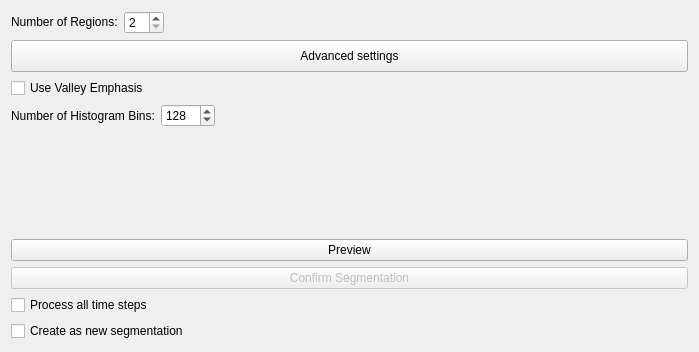
MITK/MITK, file Modules/SegmentationUI/Qmitk/QmitkOtsuToolWidgetControls.ui: the form before one commit.
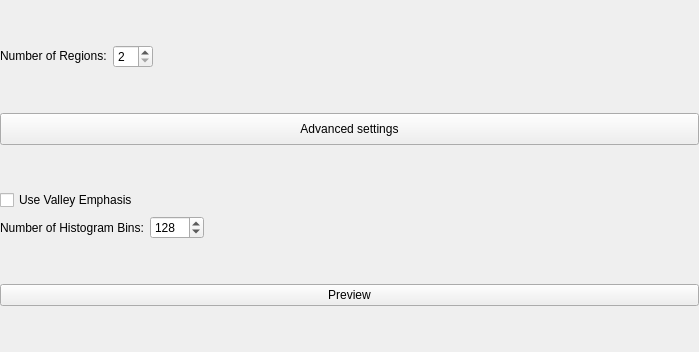
The form after the commit. Custom widgets are drawn as their Qt base class.

Commit message: Refactored QmitkOtsuTool3DGUI to use QmitkAutoMLSegmentationToolGUIBase and to remove redundant code

The edit to the form file:
```diff
--- a/Modules/SegmentationUI/Qmitk/QmitkOtsuToolWidgetControls.ui
+++ b/Modules/SegmentationUI/Qmitk/QmitkOtsuToolWidgetControls.ui
@@ -32,6 +32,21 @@
    <string>QmitkOtsuToolWidget</string>
   </property>
   <layout class="QVBoxLayout" name="verticalLayout">
+   <property name="spacing">
+    <number>0</number>
+   </property>
+   <property name="leftMargin">
+    <number>0</number>
+   </property>
+   <property name="topMargin">
+    <number>0</number>
+   </property>
+   <property name="rightMargin">
+    <number>0</number>
+   </property>
+   <property name="bottomMargin">
+    <number>0</number>
+   </property>
    <item>
     <layout class="QHBoxLayout" name="horizontalLayout">
      <property name="sizeConstraint">
@@ -156,22 +171,6 @@
      </item>
     </layout>
    </item>
-   <item>
-    <widget class="QmitkSimpleLabelSetListWidget" name="m_selectionListWidget" native="true">
-     <property name="sizePolicy">
-      <sizepolicy hsizetype="Minimum" vsizetype="Minimum">
-       <horstretch>0</horstretch>
-       <verstretch>0</verstretch>
-      </sizepolicy>
-     </property>
-     <property name="maximumSize">
-      <size>
-       <width>10000000</width>
-       <height>10000000</height>
-      </size>
-     </property>
-    </widget>
-   </item>
    <item>
     <widget class="QPushButton" name="previewButton">
      <property name="sizePolicy">
@@ -191,48 +190,6 @@
      </property>
     </widget>
    </item>
-   <item>
-    <widget class="QPushButton" name="m_ConfSegButton">
-     <property name="enabled">
-      <bool>false</bool>
-     </property>
-     <property name="sizePolicy">
-      <sizepolicy hsizetype="Minimum" vsizetype="Fixed">
-       <horstretch>0</horstretch>
-       <verstretch>0</verstretch>
-      </sizepolicy>
-     </property>
-     <property name="maximumSize">
-      <size>
-       <width>100000</width>
-       <height>16777215</height>
-      </size>
-     </property>
-     <property name="text">
-      <string>Confirm Segmentation</string>
-     </property>
-    </widget>
-   </item>
-   <item>
-    <widget class="QCheckBox" name="m_CheckProcessAll">
-     <property name="toolTip">
-      <string>Process/overwrite all time steps of the dynamic segmentation and not just the currently visible time step.</string>
-     </property>
-     <property name="text">
-      <string>Process all time steps</string>
-     </property>
-    </widget>
-   </item>
-   <item>
-    <widget class="QCheckBox" name="m_CheckCreateNew">
-     <property name="toolTip">
-      <string>Add the confirmed segmentation as a new segmentation instead of overwriting the currently selected.</string>
-     </property>
-     <property name="text">
-      <string>Create as new segmentation</string>
-     </property>
-    </widget>
-   </item>
   </layout>
  </widget>
  <layoutdefault spacing="6" margin="11"/>
@@ -242,11 +199,6 @@
    <extends>QToolButton</extends>
    <header>ctkExpandButton.h</header>
   </customwidget>
-  <customwidget>
-   <class>QmitkSimpleLabelSetListWidget</class>
-   <extends>QWidget</extends>
-   <header>QmitkSimpleLabelSetListWidget.h</header>
-  </customwidget>
  </customwidgets>
  <resources/>
  <connections/>
```
The commit also changes 7 other files.
